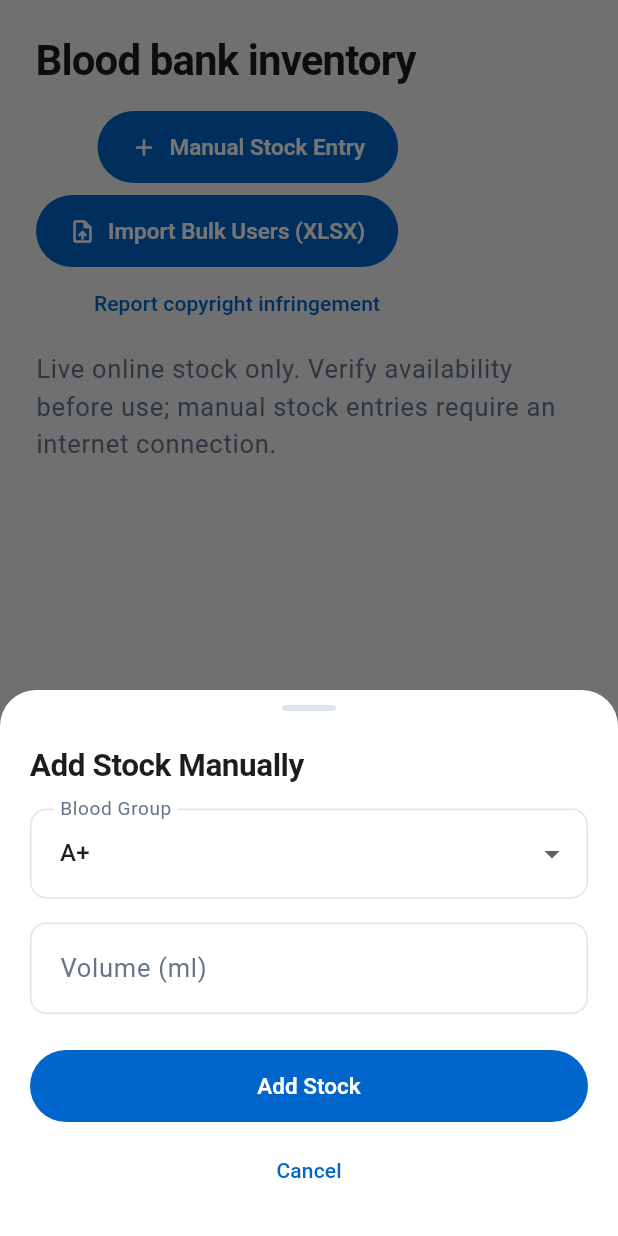
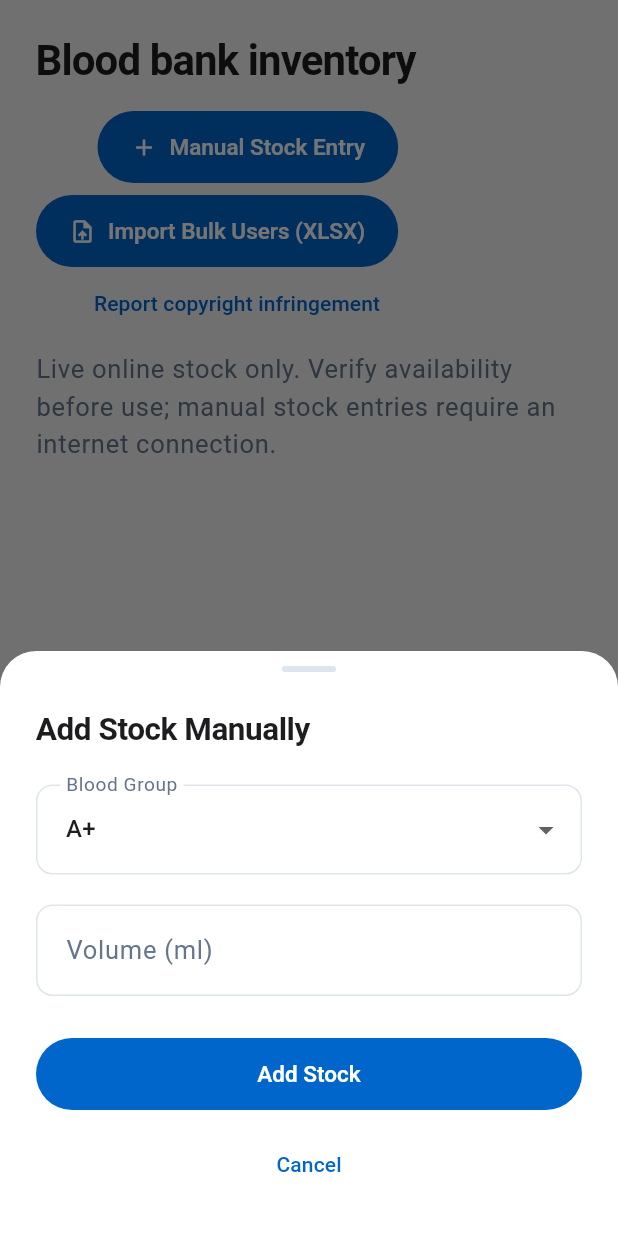
Before and after one commit to Ghazenk/LifeLink, a Flutter app: the _LiveInventoryTab widget shown alone on an empty page, opened directly, after a tap on "Manual Stock Entry", on a phone screen of 412 x 824 dp. Run offline on Flutter 3.47's test engine with Material 3 defaults, Android fonts, the phone set to English and light mode, and no system bars; our stand-ins replace camera, connectivity_plus, file_picker, flutter_animate, flutter_riverpod, flutter_secure_storage and 4 more; missing offline and left inert: excel, zxing2; accounts and stored records are empty; generated files the repository leaves out were written again; Roboto replaces fonts that are missing (Segoe UI).

Commit message:
style: give responsive sheets and forms more space

```diff
--- a/lib/core/theme/adaptive_sheet.dart
+++ b/lib/core/theme/adaptive_sheet.dart
@@ -1,4 +1,11 @@
 import 'package:flutter/material.dart';
+
+bool _useBottomSheet(BuildContext context) {
+  final platform = Theme.of(context).platform;
+  return (platform == TargetPlatform.android ||
+          platform == TargetPlatform.iOS) &&
+      MediaQuery.sizeOf(context).width < 600;
+}
 
 /// A bottom sheet on compact screens and a bounded dialog on workstations.
 /// Callers keep using the returned value to distinguish confirm from cancel.
@@ -7,7 +14,7 @@ Future<T?> showAdaptiveSheet<T>({
   required WidgetBuilder builder,
   bool dismissible = true,
 }) {
-  final compact = MediaQuery.sizeOf(context).width < 600;
+  final compact = _useBottomSheet(context);
   if (compact) {
     return showModalBottomSheet<T>(
       context: context,
@@ -36,7 +43,7 @@ Future<T?> showAdaptiveSheet<T>({
       clipBehavior: Clip.antiAlias,
       shape: RoundedRectangleBorder(borderRadius: BorderRadius.circular(20)),
       child: ConstrainedBox(
-        constraints: const BoxConstraints(maxWidth: 520),
+        constraints: const BoxConstraints(maxWidth: 600),
         child: builder(dialogContext),
       ),
     ),
@@ -57,7 +64,7 @@ class AppSheet extends StatelessWidget {
 
   @override
   Widget build(BuildContext context) {
-    final compact = MediaQuery.sizeOf(context).width < 600;
+    final compact = _useBottomSheet(context);
     final theme = Theme.of(context);
     final maxHeight = MediaQuery.sizeOf(context).height * (compact ? .88 : .82);
     return Material(
@@ -71,10 +78,10 @@ class AppSheet extends StatelessWidget {
         constraints: BoxConstraints(maxHeight: maxHeight),
         child: Padding(
           padding: EdgeInsets.fromLTRB(
-            compact ? 20 : 28,
+            compact ? 24 : 32,
             compact ? 10 : 28,
-            compact ? 20 : 28,
-            compact ? 20 + MediaQuery.paddingOf(context).bottom : 28,
+            compact ? 24 : 32,
+            compact ? 24 + MediaQuery.paddingOf(context).bottom : 32,
           ),
           child: Column(
             mainAxisSize: MainAxisSize.min,
@@ -92,7 +99,7 @@ class AppSheet extends StatelessWidget {
                     ),
                   ),
                 ),
-                const SizedBox(height: 22),
+                const SizedBox(height: 24),
               ],
               Semantics(
                 header: true,
@@ -101,10 +108,10 @@ class AppSheet extends StatelessWidget {
                   child: title,
                 ),
               ),
-              const SizedBox(height: 16),
+              const SizedBox(height: 24),
               Flexible(child: SingleChildScrollView(child: content)),
               if (actions.isNotEmpty) ...[
-                const SizedBox(height: 24),
+                const SizedBox(height: 28),
                 if (compact)
                   Column(
                     crossAxisAlignment: CrossAxisAlignment.stretch,
@@ -115,15 +122,15 @@ class AppSheet extends StatelessWidget {
                         index--
                       ) ...[
                         SizedBox(width: double.infinity, child: actions[index]),
-                        if (index > 0) const SizedBox(height: 8),
+                        if (index > 0) const SizedBox(height: 12),
                       ],
                     ],
                   )
                 else
                   Wrap(
                     alignment: WrapAlignment.end,
-                    spacing: 8,
-                    runSpacing: 8,
+                    spacing: 12,
+                    runSpacing: 12,
                     children: actions,
                   ),
               ],
--- a/lib/features/admin/admin_screen.dart
+++ b/lib/features/admin/admin_screen.dart
@@ -500,12 +500,14 @@ class _StaffActions {
               key: formKey,
               child: Column(
                 mainAxisSize: MainAxisSize.min,
+                crossAxisAlignment: CrossAxisAlignment.stretch,
                 children: [
                   TextFormField(
                     controller: nameCtrl,
                     decoration: const InputDecoration(labelText: 'Full Name'),
                     validator: (v) => v!.isEmpty ? 'Required' : null,
                   ),
+                  const SizedBox(height: 20),
                   TextFormField(
                     controller: phoneCtrl,
                     maxLength: 11,
@@ -522,6 +524,7 @@ class _StaffActions {
                       return null;
                     },
                   ),
+                  const SizedBox(height: 20),
                   DropdownButtonFormField<String>(
                     initialValue: ['reception', 'lab'].contains(selectedRole)
                         ? selectedRole
--- a/lib/features/reception/reception_screen.dart
+++ b/lib/features/reception/reception_screen.dart
@@ -80,6 +80,7 @@ Future<void> _importBulkData(BuildContext context, WidgetRef ref) async {
           Text(
             'Import only people whose age you have verified as 13 or older and whose information you are authorized to provide. Do not select a file containing children under 13. Each row requires a sixth column, age_13_or_older, with TRUE. Files stay on this device; validated account fields are sent to Supabase.',
           ),
+          SizedBox(height: 16),
           CopyrightReportLink(),
         ],
       ),
@@ -671,6 +672,7 @@ class _LiveInventoryTab extends ConsumerWidget {
               key: formKey,
               child: Column(
                 mainAxisSize: MainAxisSize.min,
+                crossAxisAlignment: CrossAxisAlignment.stretch,
                 children: [
                   DropdownButtonFormField<String>(
                     initialValue: selectedBg,
@@ -684,7 +686,7 @@ class _LiveInventoryTab extends ConsumerWidget {
                       if (val != null) setState(() => selectedBg = val);
                     },
                   ),
-                  const SizedBox(height: 16),
+                  const SizedBox(height: 20),
                   TextFormField(
                     controller: volumeCtrl,
                     decoration: const InputDecoration(labelText: 'Volume (ml)'),
--- a/pubspec.yaml
+++ b/pubspec.yaml
@@ -16,7 +16,7 @@ publish_to: 'none' # Remove this line if you wish to publish to pub.dev
 # https://developer.apple.com/library/archive/documentation/General/Reference/InfoPlistKeyReference/Articles/CoreFoundationKeys.html
 # In Windows, build-name is used as the major, minor, and patch parts
 # of the product and file versions while build-number is used as the build suffix.
-version: 1.0.1+2
+version: 1.0.2+3
 
 environment:
   sdk: ^3.13.3
```
Also changed, not shown: 1 other file.
